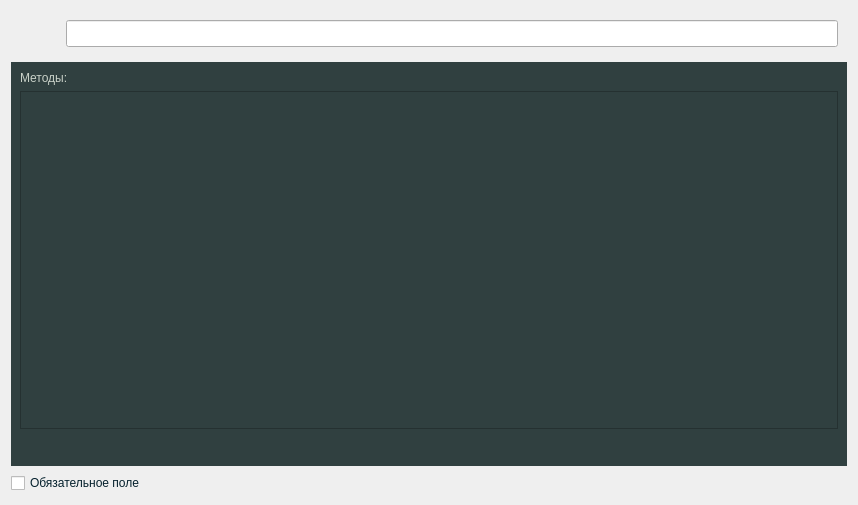
The window that Widgets/labfieldredaction.ui (ThomasLucky13/ASSofOOP-Automated-Studying-System-) describes before a commit, drawn with Qt 5.
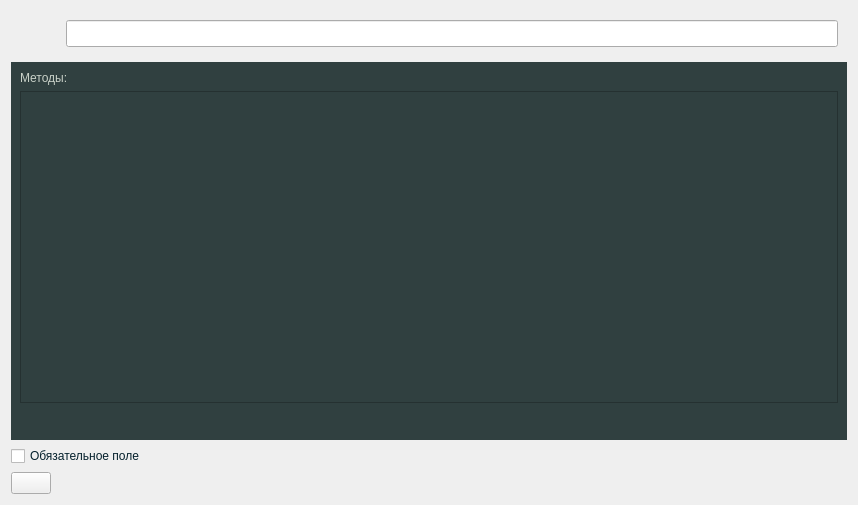
The same window after the commit. Icons and pictures are not drawn.

What changed in the file:
```diff
--- a/Widgets/labfieldredaction.ui
+++ b/Widgets/labfieldredaction.ui
@@ -121,7 +121,7 @@
            <x>0</x>
            <y>0</y>
            <width>830</width>
-           <height>183</height>
+           <height>147</height>
           </rect>
          </property>
          <layout class="QVBoxLayout" name="fieldMethodsLayout"/>
@@ -175,7 +175,7 @@
     </widget>
    </item>
    <item>
-    <layout class="QHBoxLayout" name="horizontalLayout_3">
+    <layout class="QVBoxLayout" name="verticalLayout_2">
      <item>
       <widget class="QCheckBox" name="isRequiredCheckBox">
        <property name="enabled">
@@ -192,6 +192,27 @@
        </property>
        <property name="text">
         <string>Обязательное поле</string>
+       </property>
+      </widget>
+     </item>
+    </layout>
+   </item>
+   <item>
+    <layout class="QHBoxLayout" name="horizontalLayout_3">
+     <item>
+      <widget class="QPushButton" name="deleteButton">
+       <property name="text">
+        <string/>
+       </property>
+       <property name="icon">
+        <iconset resource="../resources/ASSforOOP.qrc">
+         <normaloff>:/images/Delete.svg</normaloff>:/images/Delete.svg</iconset>
+       </property>
+       <property name="iconSize">
+        <size>
+         <width>60</width>
+         <height>60</height>
+        </size>
        </property>
       </widget>
      </item>
```
